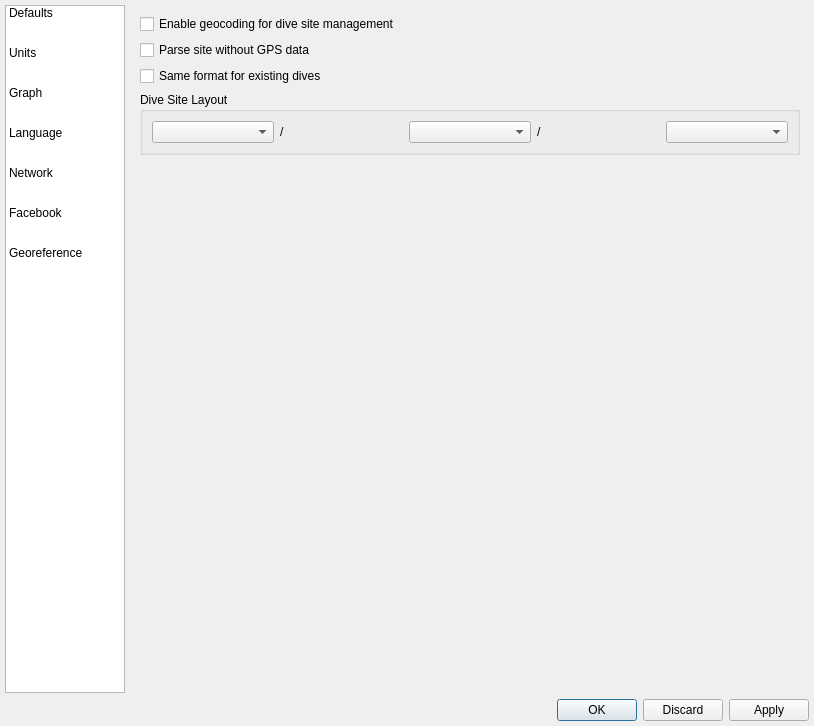
Above: qt-ui/preferences.ui from subsurface/subsurface before the change. Below: the same form after it.
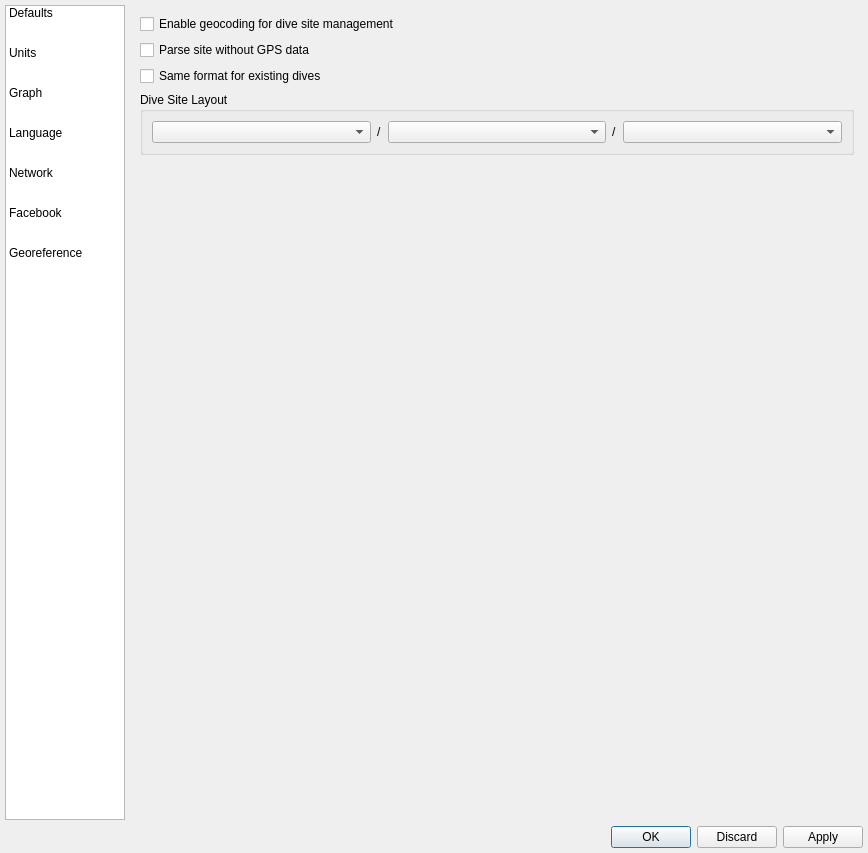
That is the form after the change. Icons and pictures are not drawn.

Commit message: Defaults for the Preferences dialog for GeoCoding

```diff
--- a/qt-ui/preferences.ui
+++ b/qt-ui/preferences.ui
@@ -6,8 +6,8 @@
    <rect>
     <x>0</x>
     <y>0</y>
-    <width>814</width>
-    <height>726</height>
+    <width>868</width>
+    <height>853</height>
    </rect>
   </property>
   <property name="windowTitle">
@@ -1370,17 +1370,37 @@
            </property>
            <layout class="QHBoxLayout" name="horizontalLayout_10">
             <item>
-             <widget class="QComboBox" name="comboBox"/>
+             <widget class="QComboBox" name="first_item">
+              <property name="sizePolicy">
+               <sizepolicy hsizetype="MinimumExpanding" vsizetype="Fixed">
+                <horstretch>0</horstretch>
+                <verstretch>0</verstretch>
+               </sizepolicy>
+              </property>
+             </widget>
             </item>
             <item>
              <widget class="QLabel" name="label_29">
+              <property name="sizePolicy">
+               <sizepolicy hsizetype="Preferred" vsizetype="Preferred">
+                <horstretch>0</horstretch>
+                <verstretch>0</verstretch>
+               </sizepolicy>
+              </property>
               <property name="text">
                <string>/</string>
               </property>
              </widget>
             </item>
             <item>
-             <widget class="QComboBox" name="comboBox_2"/>
+             <widget class="QComboBox" name="second_item">
+              <property name="sizePolicy">
+               <sizepolicy hsizetype="MinimumExpanding" vsizetype="Fixed">
+                <horstretch>0</horstretch>
+                <verstretch>0</verstretch>
+               </sizepolicy>
+              </property>
+             </widget>
             </item>
             <item>
              <widget class="QLabel" name="label_30">
@@ -1390,7 +1410,14 @@
              </widget>
             </item>
             <item>
-             <widget class="QComboBox" name="comboBox_3"/>
+             <widget class="QComboBox" name="third_item">
+              <property name="sizePolicy">
+               <sizepolicy hsizetype="MinimumExpanding" vsizetype="Fixed">
+                <horstretch>0</horstretch>
+                <verstretch>0</verstretch>
+               </sizepolicy>
+              </property>
+             </widget>
             </item>
            </layout>
           </widget>
```
Left out of the diff: 163 changed lines with no effect on the pictures.
